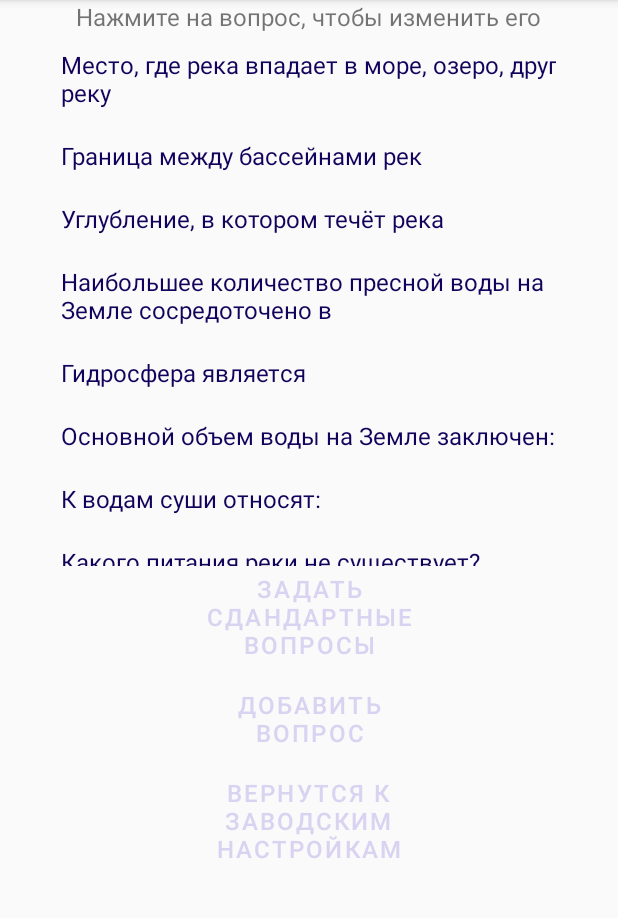
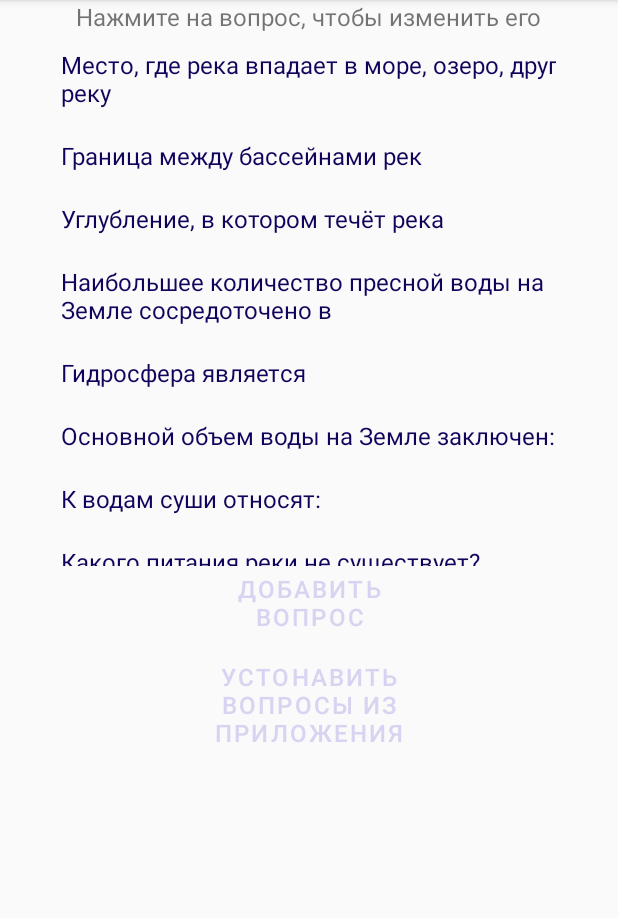
Before and after one commit to Dima1329/Pro_samsung_Room, an Android app: the CheaterCabinetActivity screen opened directly, with no data from a screen before it, on a phone screen of 412 x 824 dp, the part 84-1002 px from its top. Run offline under Robolectric (Android 15) with nearby library versions, the phone set to English and light mode, and no system bars; our stand-ins replace Room's generated code.

Commit message:
-баг с заводскими настройками (ну, или минус кнопка)))))))

```diff
--- a/app/src/main/java/com/example/pro_samsung/forCheater/CheaterCabinetActivity.java
+++ b/app/src/main/java/com/example/pro_samsung/forCheater/CheaterCabinetActivity.java
@@ -125,17 +125,7 @@ public class CheaterCabinetActivity extends AppCompatActivity{
 
             }
         });
-        findViewById(R.id.protocol_uronit_vse_for_natasha).setOnClickListener(new View.OnClickListener() {
-            @Override
-            public void onClick(View v) {
-                SharedPreferences.Editor editor = getSharedPreferences("baseSettings", Context.MODE_PRIVATE).edit();
-                editor.clear();
-                editor.apply();
-                Intent intent = getIntent();
-                finish();
-                startActivity(intent);
-            }
-        });
+
 
     }
     @Override
--- a/app/src/main/res/layout/cheater_layout.xml
+++ b/app/src/main/res/layout/cheater_layout.xml
@@ -19,6 +19,21 @@
         android:layout_gravity="center_horizontal" />
 
     <Button
+        android:id="@+id/add_question"
+        style="@style/Widget.MaterialComponents.Button"
+        android:layout_width="197dp"
+
+        android:layout_height="wrap_content"
+        android:layout_gravity="center_horizontal"
+        android:text="@string/add_q"
+        android:textColor="@color/forText"
+        android:textSize="16sp" />
+
+    <View
+        android:layout_width="match_parent"
+        android:layout_height="10dp" />
+
+    <Button
         android:id="@+id/null_questions"
         style="@style/Widget.MaterialComponents.Button"
         android:layout_width="197dp"
@@ -28,31 +43,5 @@
         android:text="@string/TextInRec"
         android:textColor="@color/forText"
         android:textSize="16sp" />
-    <View
-        android:layout_width="match_parent"
-        android:layout_height="10dp"/>
-    <Button
-        android:id="@+id/add_question"
-        style="@style/Widget.MaterialComponents.Button"
-        android:layout_width="197dp"
 
-        android:layout_height="wrap_content"
-        android:layout_gravity="center_horizontal"
-        android:text="@string/add_q"
-        android:textColor="@color/forText"
-        android:textSize="16sp" />
-    <View
-        android:layout_width="match_parent"
-        android:layout_height="10dp"/>
-
-    <Button
-        android:id="@+id/protocol_uronit_vse_for_natasha"
-        style="@style/Widget.MaterialComponents.Button"
-        android:layout_width="235dp"
-
-        android:layout_height="wrap_content"
-        android:layout_gravity="center_horizontal"
-        android:text="@string/end"
-        android:textColor="@color/forText"
-        android:textSize="16sp" />
 </LinearLayout>
--- a/app/src/main/res/values/strings.xml
+++ b/app/src/main/res/values/strings.xml
@@ -11,7 +11,7 @@
     <string name="email">Email</string>
     <string name="pass">Пароль</string>
     <string name="Hint">Нажмиете на кнопку с правилным вариантом ответа</string>
-    <string name="TextInRec">Задать сдандартные вопросы</string>
+    <string name="TextInRec">Устонавить вопросы из приложения</string>
     <string name="cancel_rus">Отмена</string>
     <string name="num_of_ans">Номер правильного ответа (цифрой)</string>
     <string name="vari4">Четвёртый вариант ответа</string>
```
